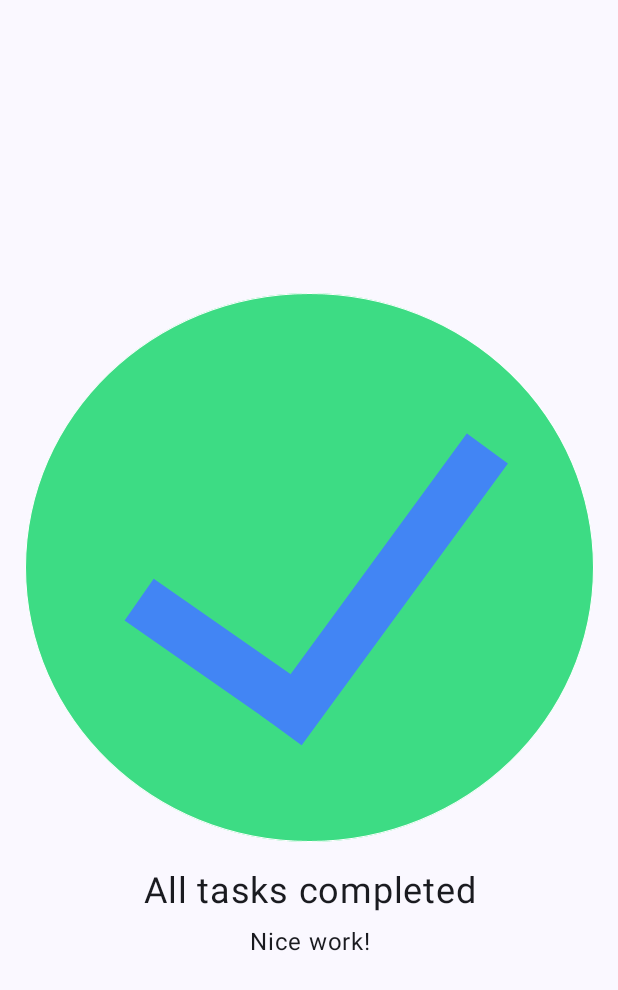
After one commit to PrajwalBBharadwaj/MAS, an Android app built with Jetpack Compose: the composable TaskManagerIcon shown on its own in the app's theme, on a phone screen of 412 x 824 dp. The commit adds this screen. Shown: the top 990 px of the screen. Run offline under Robolectric (Android 15) with nearby library versions, the phone set to English and light mode, and no system bars.

Commit message:
task manager tutorial done

```diff
--- /dev/null
+++ b/sandbox/app/src/main/java/com/example/myapplication/TaskManagerIcon.kt
@@ -0,0 +1,66 @@
+package com.example.myapplication
+
+import androidx.compose.foundation.layout.Column
+import androidx.compose.runtime.Composable
+import androidx.compose.ui.tooling.preview.Preview
+import androidx.compose.ui.graphics.painter.Painter
+import androidx.compose.ui.res.painterResource
+import androidx.compose.foundation.Image
+import androidx.compose.foundation.layout.Arrangement
+import androidx.compose.foundation.layout.Row
+import androidx.compose.foundation.layout.fillMaxHeight
+import androidx.compose.foundation.layout.fillMaxSize
+import androidx.compose.foundation.layout.fillMaxWidth
+import androidx.compose.foundation.layout.padding
+import androidx.compose.ui.Alignment
+import androidx.compose.ui.Modifier
+import androidx.compose.ui.unit.dp
+import androidx.compose.ui.text.style.TextAlign
+import androidx.compose.ui.unit.sp
+import androidx.compose.material3.Text
+import androidx.compose.ui.res.stringResource
+
+@Composable
+private fun __TaskManagerIcon(
+    image : Painter,
+    taskStatus : String,
+    complement : String,
+    modifier : Modifier = Modifier) {
+    Column (
+        modifier = Modifier.fillMaxWidth().fillMaxHeight(),
+        verticalArrangement = Arrangement.Center,
+        horizontalAlignment = Alignment.CenterHorizontally,
+    ) {
+        Image(
+            painter = image,
+            contentDescription = "Task Manager",
+        )
+        Text (
+            text = taskStatus,
+            fontSize = 24.sp,
+            textAlign = TextAlign.Center,
+            modifier = Modifier.padding(8.dp)
+        )
+        Text (
+            text = complement,
+            fontSize = 16.sp,
+            textAlign = TextAlign.Center,
+        )
+    }
+}
+
+@Composable
+fun TaskManagerIcon() {
+    __TaskManagerIcon(
+        image = painterResource(id = R.drawable.ic_task_completed),
+        taskStatus = stringResource(id = R.string.taskStatus),
+        complement = stringResource(id = R.string.Complement),
+        modifier = Modifier
+    )
+}
+
+@Composable
+@Preview(showBackground = true)
+fun TaskManagerIconPreview() {
+    TaskManagerIcon()
+}
--- a/sandbox/app/src/main/res/values/strings.xml
+++ b/sandbox/app/src/main/res/values/strings.xml
@@ -3,4 +3,6 @@
     <string name="title_article_app">Jetpack Compose tutorial</string>
     <string name="short_desc">Jetpack Compose is a modern toolkit for building native Android UI. Compose simplifies and accelerates UI development on Android with less code, powerful tools, and intuitive Kotlin APIs.</string>
     <string name="longDesc">In this tutorial, you build a simple UI component with declarative functions. You call Compose functions to say what elements you want and the Compose compiler does the rest. Compose is built around Composable functions. These functions let you define your app\\\'s UI programmatically because they let you describe how it should look and provide data dependencies, rather than focus on the process of the UI\\\'s construction, such as initializing an element and then attaching it to a parent. To create a Composable function, you add the @Composable annotation to the function name.</string>
+    <string name="taskStatus">All tasks completed</string>
+    <string name="Complement">Nice work!</string>
 </resources>
```
Also changed, not shown: sandbox/app/src/main/res/drawable-nodpi/ic_task_completed.png (added), 1 other file.
